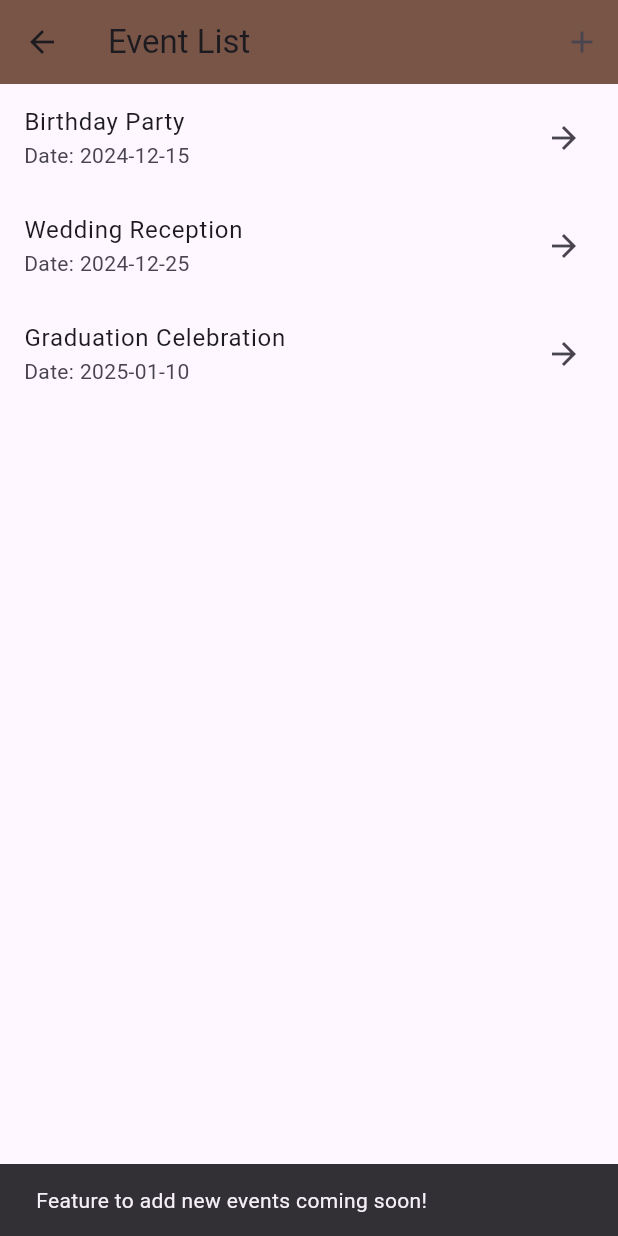
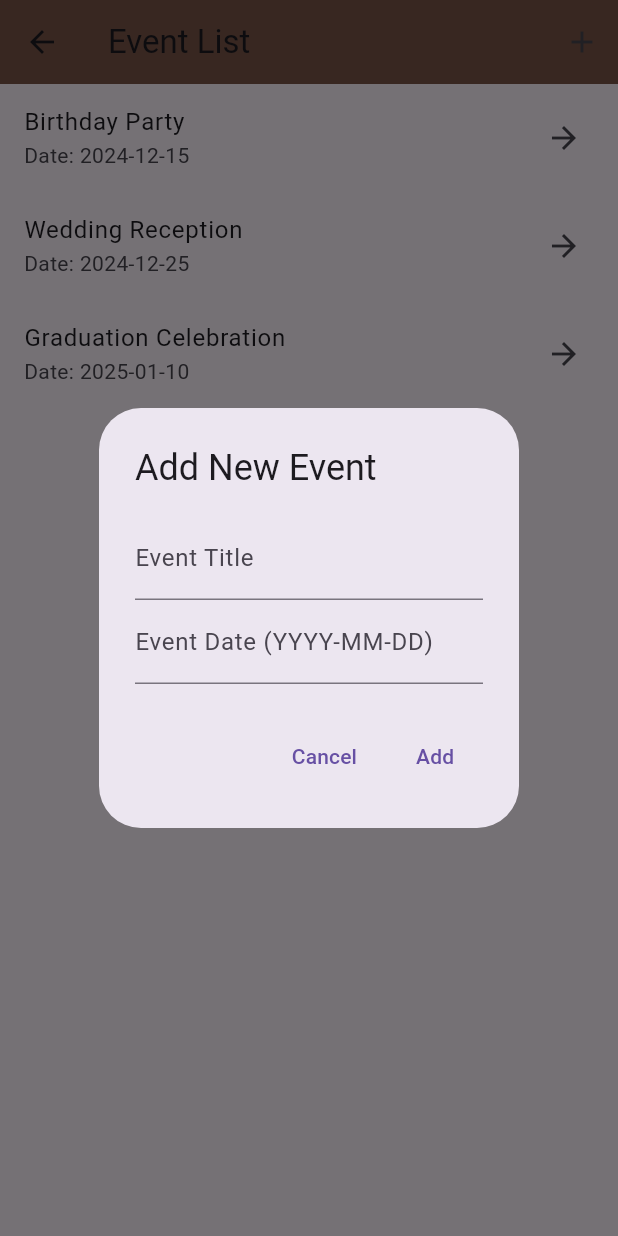
Before and after one commit to XDanger65/hedieaty_app, a Flutter app: the EventListPage screen opened by its route, after a tap on the "add" icon, on a phone screen of 412 x 824 dp. Run offline on Flutter 3.47's test engine with Material 3 defaults, Android fonts, the phone set to English and light mode, and no system bars; our stand-ins replace cloud_firestore, firebase_auth, firebase_core, image_picker; accounts and stored records are empty.

Commit message:
some comes

```diff
--- a/lib/models/event_model.dart
+++ b/lib/models/event_model.dart
@@ -1,13 +1,19 @@
 class Event {
   final String id;
   final String name;
-  final DateTime date;
-  final String description;
+  final String associatedGift;
 
   Event({
     required this.id,
     required this.name,
-    required this.date,
-    required this.description,
+    required this.associatedGift,
   });
+
+  factory Event.fromFirestore(Map<String, dynamic> data, String documentId) {
+    return Event(
+      id: documentId,
+      name: data['name'] ?? 'Unnamed Event',
+      associatedGift: data['associatedGift'] ?? 'No Gift',
+    );
+  }
 }
--- a/lib/views/event_list_page.dart
+++ b/lib/views/event_list_page.dart
@@ -1,18 +1,76 @@
 import 'package:flutter/material.dart';
 import 'package:project/views/gift_list_page.dart';
 
-class EventListPage extends StatelessWidget {
+class EventListPage extends StatefulWidget {
   const EventListPage({Key? key}) : super(key: key);
 
   @override
+  _EventListPageState createState() => _EventListPageState();
+}
+
+class _EventListPageState extends State<EventListPage> {
+  final List<Map<String, String>> _events = [
+    {'title': 'Birthday Party', 'date': '2024-12-15'},
+    {'title': 'Wedding Reception', 'date': '2024-12-25'},
+    {'title': 'Graduation Celebration', 'date': '2025-01-10'},
+  ];
+
+  void _showAddEventDialog() {
+    final TextEditingController titleController = TextEditingController();
+    final TextEditingController dateController = TextEditingController();
+
+    showDialog(
+      context: context,
+      builder: (context) {
+        return AlertDialog(
+          title: const Text('Add New Event'),
+          content: Column(
+            mainAxisSize: MainAxisSize.min,
+            children: [
+              TextField(
+                controller: titleController,
+                decoration: const InputDecoration(labelText: 'Event Title'),
+              ),
+              TextField(
+                controller: dateController,
+                decoration: const InputDecoration(labelText: 'Event Date (YYYY-MM-DD)'),
+                keyboardType: TextInputType.datetime,
+              ),
+            ],
+          ),
+          actions: [
+            TextButton(
+              onPressed: () => Navigator.of(context).pop(),
+              child: const Text('Cancel'),
+            ),
+            TextButton(
+              onPressed: () {
+                final title = titleController.text.trim();
+                final date = dateController.text.trim();
+
+                if (title.isEmpty || date.isEmpty) {
+                  ScaffoldMessenger.of(context).showSnackBar(
+                    const SnackBar(content: Text('Title and date cannot be empty')),
+                  );
+                  return;
+                }
+
+                setState(() {
+                  _events.add({'title': title, 'date': date});
+                });
+
+                Navigator.of(context).pop();
+              },
+              child: const Text('Add'),
+            ),
+          ],
+        );
+      },
+    );
+  }
+
+  @override
   Widget build(BuildContext context) {
-    // Dummy data for events
-    final List<Map<String, String>> events = [
-      {'title': 'Birthday Party', 'date': '2024-12-15'},
-      {'title': 'Wedding Reception', 'date': '2024-12-25'},
-      {'title': 'Graduation Celebration', 'date': '2025-01-10'},
-    ];
-
     return Scaffold(
       appBar: AppBar(
         backgroundColor: Colors.brown,
@@ -20,25 +78,19 @@ class EventListPage extends StatelessWidget {
         actions: [
           IconButton(
             icon: const Icon(Icons.add),
-            onPressed: () {
-              // Add functionality for adding new events here
-              ScaffoldMessenger.of(context).showSnackBar(
-                const SnackBar(content: Text('Feature to add new events coming soon!')),
-              );
-            },
+            onPressed: _showAddEventDialog,
           ),
         ],
       ),
       body: ListView.builder(
-        itemCount: events.length,
+        itemCount: _events.length,
         itemBuilder: (context, index) {
-          final event = events[index];
+          final event = _events[index];
           return ListTile(
             title: Text(event['title']!),
             subtitle: Text('Date: ${event['date']}'),
             trailing: const Icon(Icons.arrow_forward),
             onTap: () {
-              // Navigate to the Gift List Page for this event
               Navigator.push(
                 context,
                 MaterialPageRoute(
--- a/lib/views/login_page.dart
+++ b/lib/views/login_page.dart
@@ -3,7 +3,7 @@ import 'package:project/views/sign_up_page.dart';
 import 'package:firebase_auth/firebase_auth.dart';
 import 'home_page.dart';
 
-//eslam@eslam.com  123456789
+//eslam@eslam.com  123456789 eslammosta65@gmail.com
 
 class LoginPage extends StatefulWidget {
   @override
--- a/pubspec.yaml
+++ b/pubspec.yaml
@@ -32,6 +32,10 @@ dependencies:
     sdk: flutter
   firebase_auth: ^5.3.4
   image_picker: ^0.8.5+3
+  cloud_firestore: ^5.0.0
+  intl: ^0.18.0
+  shared_preferences: ^2.1.1
+  path_provider: ^2.0.14
 
   # The following adds the Cupertino Icons font to your application.
   # Use with the CupertinoIcons class for iOS style icons.
```
Also changed, not shown: lib/controllers/auth_controller.dart (+54 -9 lines), lib/controllers/firestore_service.dart (added, +22 -0 lines), lib/controllers/image_service.dart (added, +22 -0 lines), lib/views/home_page.dart (+132 -32 lines), lib/views/profile_page.dart (+119 -72 lines), lib/widgets/loading_indicator.dart (added, +10 -0 lines), pubspec.lock.
